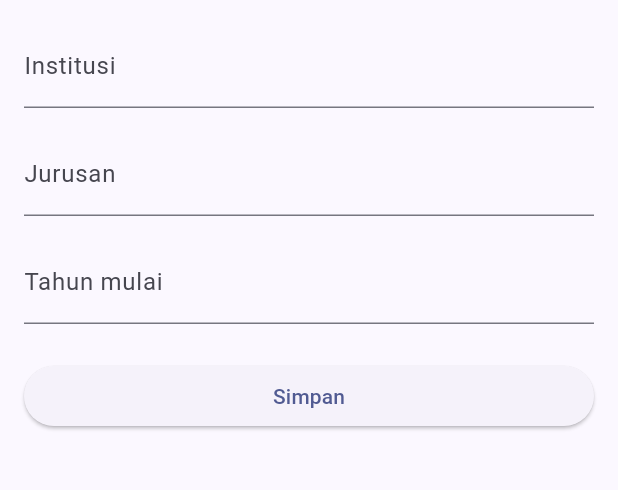
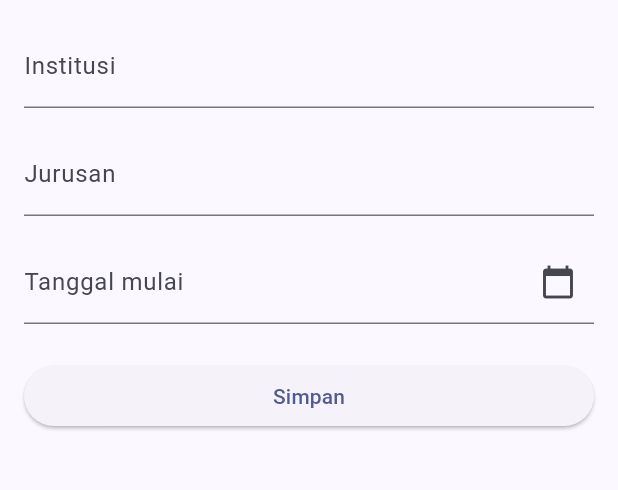
Before and after one commit to zh4ck/myportofolio_mobile, a Flutter app: the screen it shows after launch, in the side drawer, after a tap on "Add Education", on a phone screen of 412 x 824 dp, the part 84-574 px from its top. Run offline on Flutter 3.47's test engine with Material 3 defaults, Android fonts, the phone set to English and light mode, and no system bars; our stand-ins replace material_ui.

Commit message:
feat(tugas8): select education start date with date picker

```diff
--- a/lib/screens/education_form.dart
+++ b/lib/screens/education_form.dart
@@ -12,13 +12,14 @@ class _EducationFormPageState extends State<EducationFormPage> {
   final _kunciForm = GlobalKey<FormState>();
   final _institusi = TextEditingController();
   final _jurusan = TextEditingController();
-  final _tahun = TextEditingController();
+  final _tanggal = TextEditingController();
+  DateTime? _tanggalMulai;
 
   @override
   void dispose() {
     _institusi.dispose();
     _jurusan.dispose();
-    _tahun.dispose();
+    _tanggal.dispose();
     super.dispose();
   }
 
@@ -32,17 +33,22 @@ class _EducationFormPageState extends State<EducationFormPage> {
     return null;
   }
 
-  String? _cekTahun(String? nilai) {
-    final teks = nilai?.trim() ?? '';
-    if (teks.isEmpty) return 'Tahun wajib diisi';
-    final tahun = int.tryParse(teks);
-    if (!RegExp(r'^\d{4}$').hasMatch(teks) ||
-        tahun == null ||
-        tahun < 1900 ||
-        tahun > DateTime.now().year) {
-      return 'Masukkan tahun antara 1900 dan tahun sekarang';
-    }
-    return null;
+  Future<void> _pilihTanggal() async {
+    final sekarang = DateTime.now();
+    final pilihan = await showDatePicker(
+      context: context,
+      initialDate: _tanggalMulai ?? sekarang,
+      firstDate: DateTime(1900),
+      lastDate: sekarang,
+      initialDatePickerMode: DatePickerMode.year,
+    );
+    if (!mounted || pilihan == null) return;
+    setState(() {
+      _tanggalMulai = pilihan;
+      _tanggal.text =
+          '${pilihan.day.toString().padLeft(2, '0')}/'
+          '${pilihan.month.toString().padLeft(2, '0')}/${pilihan.year}';
+    });
   }
 
   void _simpan() {
@@ -58,7 +64,7 @@ class _EducationFormPageState extends State<EducationFormPage> {
             children: [
               Text('Institusi: ${_institusi.text.trim()}'),
               Text('Jurusan: ${_jurusan.text.trim()}'),
-              Text('Tahun mulai: ${_tahun.text.trim()}'),
+              Text('Tanggal mulai: ${_tanggal.text}'),
             ],
           ),
         ),
@@ -103,10 +109,16 @@ class _EducationFormPageState extends State<EducationFormPage> {
               ),
               const SizedBox(height: 16),
               TextFormField(
-                controller: _tahun,
-                decoration: const InputDecoration(labelText: 'Tahun mulai'),
-                keyboardType: TextInputType.number,
-                validator: _cekTahun,
+                controller: _tanggal,
+                readOnly: true,
+                decoration: const InputDecoration(
+                  labelText: 'Tanggal mulai',
+                  suffixIcon: Icon(Icons.calendar_today),
+                ),
+                onTap: _pilihTanggal,
+                validator: (nilai) => nilai == null || nilai.isEmpty
+                    ? 'Tanggal mulai wajib dipilih'
+                    : null,
               ),
               const SizedBox(height: 24),
               ElevatedButton(onPressed: _simpan, child: const Text('Simpan')),
```
Also changed, not shown: 1 other file.
